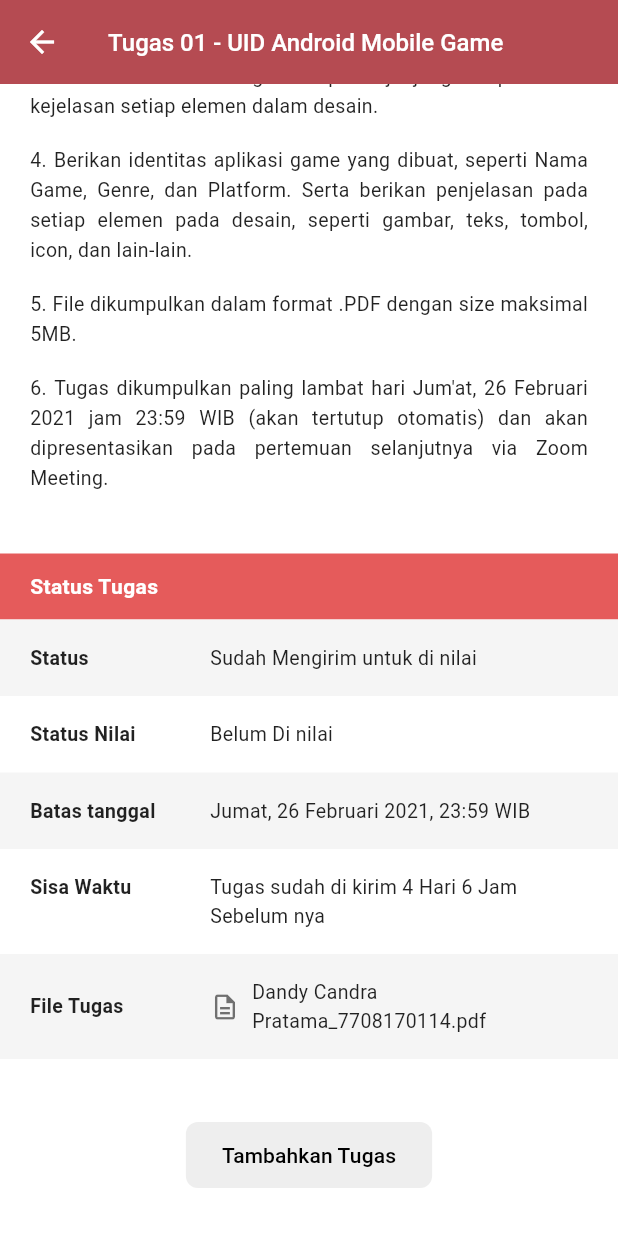
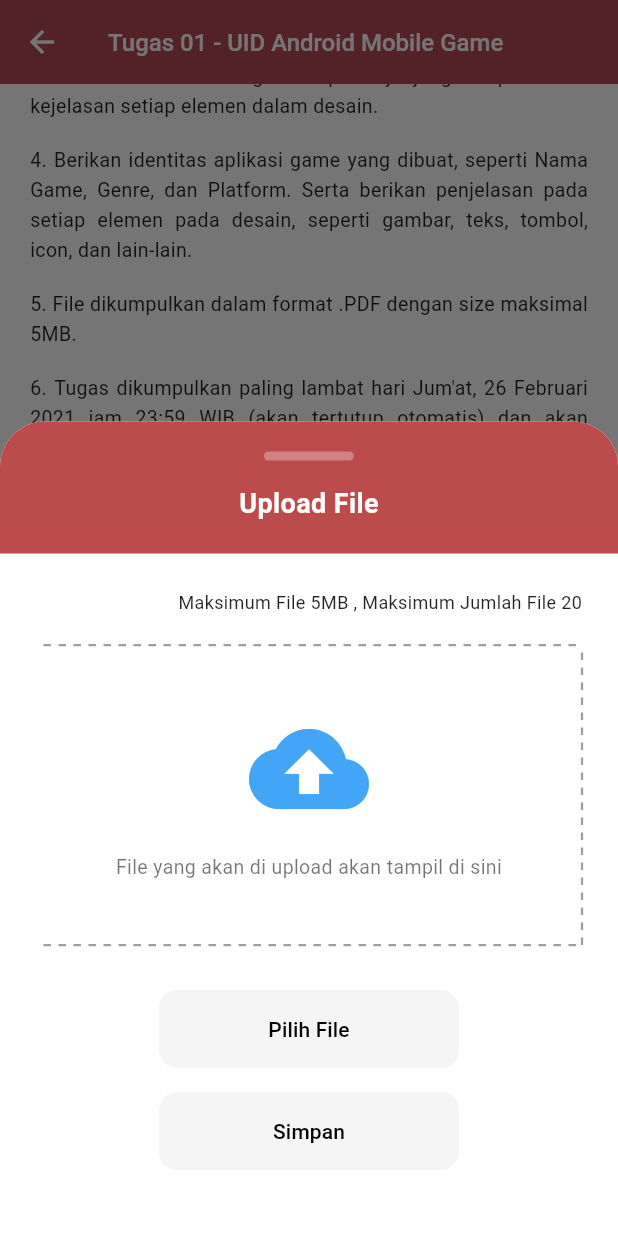
Before and after one commit to Yofaa123/Learning-Management-System, a Flutter app: the AssignmentDetailScreen screen opened directly, scrolled down 247 dp, after a tap on "Tambahkan Tugas", on a phone screen of 412 x 824 dp. Run offline on Flutter 3.47's test engine with Material 3 defaults, Android fonts, the phone set to English and light mode, and no system bars; missing offline and left inert: syncfusion_flutter_pdfviewer.

Commit message:
menambahakan upload file pada halaman tugas

```diff
--- a/lib/screens/class/assignment_detail_screen.dart
+++ b/lib/screens/class/assignment_detail_screen.dart
@@ -1,4 +1,5 @@
 import 'package:flutter/material.dart';
+import 'upload_assignment_sheet.dart';
 
 class AssignmentDetailScreen extends StatelessWidget {
   const AssignmentDetailScreen({super.key});
@@ -77,7 +78,14 @@ class AssignmentDetailScreen extends StatelessWidget {
                child: Container(
                  margin: const EdgeInsets.only(bottom: 30),
                  child: ElevatedButton(
-                   onPressed: () {},
+                   onPressed: () {
+                     showModalBottomSheet(
+                       context: context,
+                       backgroundColor: Colors.transparent,
+                       isScrollControlled: true,
+                       builder: (context) => const UploadAssignmentSheet(),
+                     );
+                   },
                    style: ElevatedButton.styleFrom(
                      backgroundColor: Colors.grey[200],
                      foregroundColor: Colors.black,
--- /dev/null
+++ b/lib/screens/class/upload_assignment_sheet.dart
@@ -0,0 +1,233 @@
+import 'package:flutter/material.dart';
+import 'dart:math';
+
+class UploadAssignmentSheet extends StatelessWidget {
+  const UploadAssignmentSheet({super.key});
+
+  @override
+  Widget build(BuildContext context) {
+    return Container(
+      decoration: const BoxDecoration(
+        color: Colors.white,
+        borderRadius: BorderRadius.only(
+          topLeft: Radius.circular(30),
+          topRight: Radius.circular(30),
+        ),
+      ),
+      child: Column(
+        mainAxisSize: MainAxisSize.min,
+        children: [
+          // Header
+          Container(
+            width: double.infinity,
+            padding: const EdgeInsets.symmetric(vertical: 20),
+            decoration: const BoxDecoration(
+              color: Color(0xFFBC4B4B),
+              borderRadius: BorderRadius.only(
+                topLeft: Radius.circular(30),
+                topRight: Radius.circular(30),
+              ),
+            ),
+            child: Column(
+              children: [
+                Container(
+                  width: 60,
+                  height: 6,
+                  decoration: BoxDecoration(
+                    color: Colors.white.withOpacity(0.3),
+                    borderRadius: BorderRadius.circular(10),
+                  ),
+                ),
+                const SizedBox(height: 16),
+                const Text(
+                  "Upload File",
+                  style: TextStyle(
+                    color: Colors.white,
+                    fontSize: 18,
+                    fontWeight: FontWeight.bold,
+                  ),
+                ),
+              ],
+            ),
+          ),
+
+          Padding(
+            padding: const EdgeInsets.all(24.0),
+            child: Column(
+              crossAxisAlignment: CrossAxisAlignment.stretch,
+              children: [
+                const Align(
+                  alignment: Alignment.centerRight,
+                  child: Text(
+                    "Maksimum File 5MB , Maksimum Jumlah File 20",
+                    style: TextStyle(fontSize: 12, color: Colors.black87),
+                  ),
+                ),
+                const SizedBox(height: 20),
+
+                // Dashed Border Container
+                CustomPaint(
+                  painter: DashedRectPainter(color: Colors.grey, strokeWidth: 1.5, gap: 5.0),
+                  child: Container(
+                    height: 200,
+                    width: double.infinity,
+                    padding: const EdgeInsets.all(20),
+                    child: Column(
+                      mainAxisAlignment: MainAxisAlignment.center,
+                      children: [
+                        Icon(
+                          Icons.cloud_upload,
+                          size: 80,
+                          color: Colors.blue[400],
+                        ),
+                        const SizedBox(height: 16),
+                        const Text(
+                          "File yang akan di upload akan tampil di sini",
+                          style: TextStyle(color: Colors.black54, fontSize: 13),
+                          textAlign: TextAlign.center,
+                        ),
+                      ],
+                    ),
+                  ),
+                ),
+
+                const SizedBox(height: 30),
+
+                // Buttons
+                Column(
+                  children: [
+                    SizedBox(
+                      width: 200,
+                      child: ElevatedButton(
+                        onPressed: () {},
+                        style: ElevatedButton.styleFrom(
+                          backgroundColor: Colors.grey[100],
+                          foregroundColor: Colors.black,
+                          elevation: 0,
+                          padding: const EdgeInsets.symmetric(vertical: 16),
+                          shape: RoundedRectangleBorder(
+                            borderRadius: BorderRadius.circular(12),
+                          ),
+                        ),
+                        child: const Text("Pilih File"),
+                      ),
+                    ),
+                    const SizedBox(height: 16),
+                    SizedBox(
+                      width: 200,
+                      child: ElevatedButton(
+                        onPressed: () {
+                          // Close sheet
+                          Navigator.pop(context);
+                        },
+                        style: ElevatedButton.styleFrom(
+                          backgroundColor: Colors.grey[100],
+                          foregroundColor: Colors.black,
+                          elevation: 0,
+                          padding: const EdgeInsets.symmetric(vertical: 16),
+                           shape: RoundedRectangleBorder(
+                            borderRadius: BorderRadius.circular(12),
+                          ),
+                        ),
+                        child: const Text("Simpan"),
+                      ),
+                    ),
+                  ],
+                ),
+                const SizedBox(height: 20),
+              ],
+            ),
+          ),
+        ],
+      ),
+    );
+  }
+}
+
+class DashedRectPainter extends CustomPainter {
+  final double strokeWidth;
+  final Color color;
+  final double gap;
+
+  DashedRectPainter(
+      {this.strokeWidth = 1.0, this.color = Colors.black, this.gap = 5.0});
+
+  @override
+  void paint(Canvas canvas, Size size) {
+    Paint dashedPaint = Paint()
+      ..color = color
+      ..strokeWidth = strokeWidth
+      ..style = PaintingStyle.stroke;
+
+    double x = size.width;
+    double y = size.height;
+
+    Path _topPath = getDashedPath(
+      a: const Point(0, 0),
+      b: Point(x, 0),
+      gap: gap,
+    );
+
+    Path _rightPath = getDashedPath(
+      a: Point(x, 0),
+      b: Point(x, y),
+      gap: gap,
+    );
+
+    Path _bottomPath = getDashedPath(
+      a: Point(0, y),
+      b: Point(x, y),
+      gap: gap,
+    );
+
+    Path _leftPath = getDashedPath(
+      a: const Point(0, 0),
+      b: Point(0, y),
+      gap: gap,
+    );
+
+    canvas.drawPath(_topPath, dashedPaint);
+    canvas.drawPath(_rightPath, dashedPaint);
+    canvas.drawPath(_bottomPath, dashedPaint);
+    canvas.drawPath(_leftPath, dashedPaint);
+  }
+
+  Path getDashedPath({
+    required Point<double> a,
+    required Point<double> b,
+    required double gap,
+  }) {
+    Size size = Size(b.x - a.x, b.y - a.y);
+    Path path = Path();
+    path.moveTo(a.x, a.y);
+    bool shouldDraw = true;
+    Point<double> currentPoint = Point(a.x, a.y);
+
+    num radians = atan(size.height / size.width);
+
+    num dx = cos(radians) * gap < 0
+        ? cos(radians) * gap * -1
+        : cos(radians) * gap;
+
+    num dy = sin(radians) * gap < 0
+        ? sin(radians) * gap * -1
+        : sin(radians) * gap;
+
+    while (currentPoint.x <= b.x && currentPoint.y <= b.y) {
+      shouldDraw
+          ? path.lineTo(currentPoint.x, currentPoint.y)
+          : path.moveTo(currentPoint.x, currentPoint.y);
+      shouldDraw = !shouldDraw;
+      currentPoint = Point(
+        currentPoint.x + dx,
+        currentPoint.y + dy,
+      );
+    }
+    return path;
+  }
+
+  @override
+  bool shouldRepaint(CustomPainter oldDelegate) {
+    return true;
+  }
+}
```
